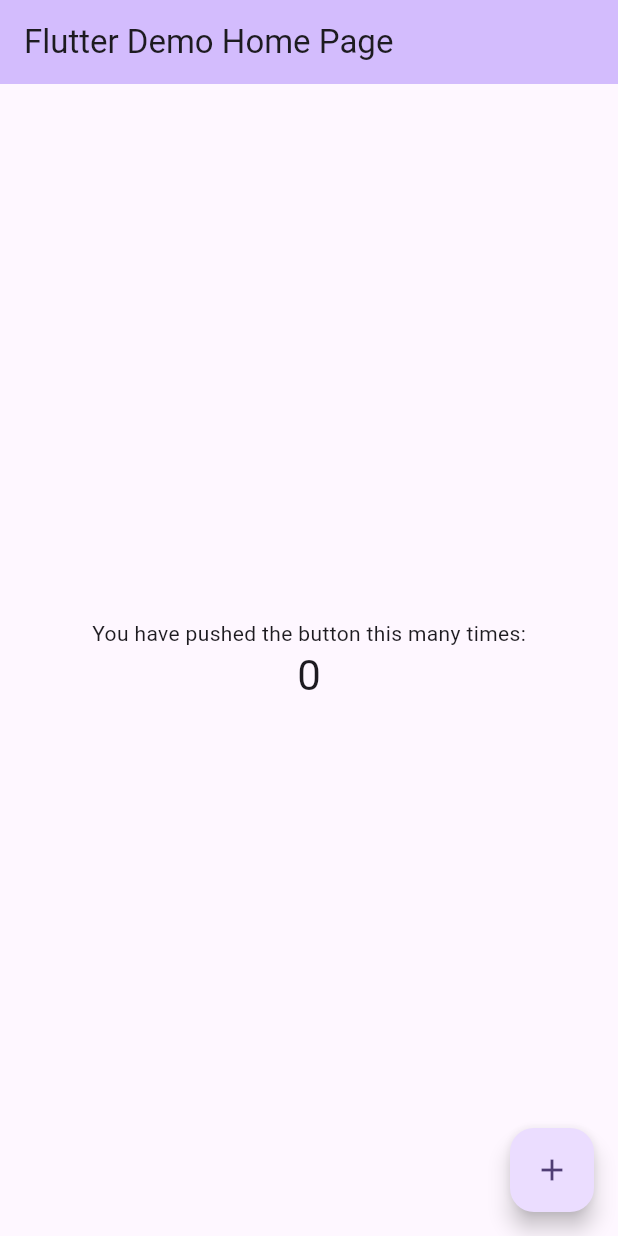
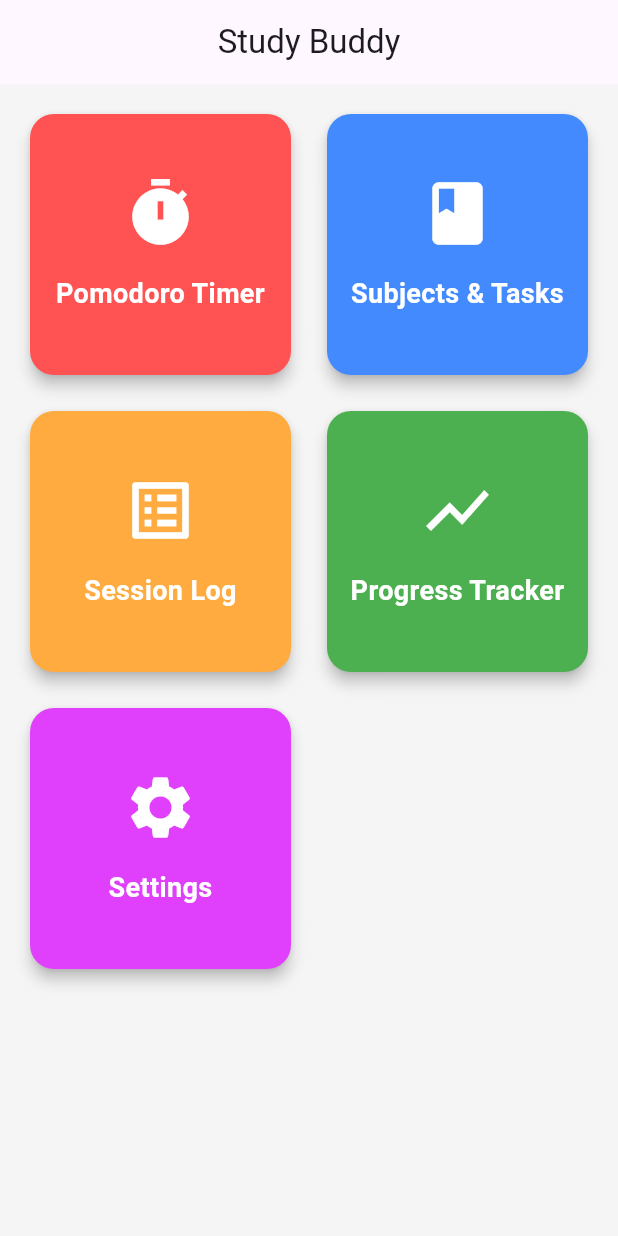
Before and after one commit to mechelleagbo/study_buddy, a Flutter app: the screen it shows after launch, on a phone screen of 412 x 824 dp. Run offline on Flutter 3.47's test engine with Material 3 defaults, Android fonts, the light colour scheme and no system bars.

Commit message:
added:code1

```diff
--- a/lib/main.dart
+++ b/lib/main.dart
@@ -1,125 +1,131 @@
 import 'package:flutter/material.dart';
+import 'screens/pomodoro_timer.dart';
+import 'screens/subject_list.dart';
+import 'screens/session_log.dart';
+import 'screens/progress_tracker.dart';
+import 'screens/settings_page.dart';
 
 void main() {
-  runApp(const MyApp());
+  runApp(StudyBuddyApp());
 }
 
-class MyApp extends StatelessWidget {
-  const MyApp({super.key});
-
-  // This widget is the root of your application.
+class StudyBuddyApp extends StatelessWidget {
   @override
   Widget build(BuildContext context) {
     return MaterialApp(
-      title: 'Flutter Demo',
+      debugShowCheckedModeBanner: false,
+      title: 'Study Buddy',
       theme: ThemeData(
-        // This is the theme of your application.
-        //
-        // TRY THIS: Try running your application with "flutter run". You'll see
-        // the application has a purple toolbar. Then, without quitting the app,
-        // try changing the seedColor in the colorScheme below to Colors.green
-        // and then invoke "hot reload" (save your changes or press the "hot
-        // reload" button in a Flutter-supported IDE, or press "r" if you used
-        // the command line to start the app).
-        //
-        // Notice that the counter didn't reset back to zero; the application
-        // state is not lost during the reload. To reset the state, use hot
-        // restart instead.
-        //
-        // This works for code too, not just values: Most code changes can be
-        // tested with just a hot reload.
-        colorScheme: ColorScheme.fromSeed(seedColor: Colors.deepPurple),
-        useMaterial3: true,
+        primarySwatch: Colors.blue,
+        scaffoldBackgroundColor: Colors.grey[100],
       ),
-      home: const MyHomePage(title: 'Flutter Demo Home Page'),
+      home: DashboardScreen(),
     );
   }
 }
 
-class MyHomePage extends StatefulWidget {
-  const MyHomePage({super.key, required this.title});
-
-  // This widget is the home page of your application. It is stateful, meaning
-  // that it has a State object (defined below) that contains fields that affect
-  // how it looks.
-
-  // This class is the configuration for the state. It holds the values (in this
-  // case the title) provided by the parent (in this case the App widget) and
-  // used by the build method of the State. Fields in a Widget subclass are
-  // always marked "final".
-
-  final String title;
-
-  @override
-  State<MyHomePage> createState() => _MyHomePageState();
-}
-
-class _MyHomePageState extends State<MyHomePage> {
-  int _counter = 0;
-
-  void _incrementCounter() {
-    setState(() {
-      // This call to setState tells the Flutter framework that something has
-      // changed in this State, which causes it to rerun the build method below
-      // so that the display can reflect the updated values. If we changed
-      // _counter without calling setState(), then the build method would not be
-      // called again, and so nothing would appear to happen.
-      _counter++;
-    });
-  }
+class DashboardScreen extends StatelessWidget {
+  final List<_FeatureCard> _features = [
+    _FeatureCard(
+      title: 'Pomodoro Timer',
+      icon: Icons.timer,
+      color: Colors.redAccent,
+      screen: PomodoroTimerPage(),
+    ),
+    _FeatureCard(
+      title: 'Subjects & Tasks',
+      icon: Icons.book,
+      color: Colors.blueAccent,
+      screen: SubjectListPage(),
+    ),
+    _FeatureCard(
+      title: 'Session Log',
+      icon: Icons.list_alt,
+      color: Colors.orangeAccent,
+      screen: SessionLogPage(),
+    ),
+    _FeatureCard(
+      title: 'Progress Tracker',
+      icon: Icons.show_chart,
+      color: Colors.green,
+      screen: ProgressTrackerPage(),
+    ),
+    _FeatureCard(
+      title: 'Settings',
+      icon: Icons.settings,
+      color: Colors.purpleAccent,
+      screen: SettingsPage(),
+    ),
+  ];
 
   @override
   Widget build(BuildContext context) {
-    // This method is rerun every time setState is called, for instance as done
-    // by the _incrementCounter method above.
-    //
-    // The Flutter framework has been optimized to make rerunning build methods
-    // fast, so that you can just rebuild anything that needs updating rather
-    // than having to individually change instances of widgets.
     return Scaffold(
       appBar: AppBar(
-        // TRY THIS: Try changing the color here to a specific color (to
-        // Colors.amber, perhaps?) and trigger a hot reload to see the AppBar
-        // change color while the other colors stay the same.
-        backgroundColor: Theme.of(context).colorScheme.inversePrimary,
-        // Here we take the value from the MyHomePage object that was created by
-        // the App.build method, and use it to set our appbar title.
-        title: Text(widget.title),
+        title: Text('Study Buddy'),
+        centerTitle: true,
+        elevation: 0,
       ),
-      body: Center(
-        // Center is a layout widget. It takes a single child and positions it
-        // in the middle of the parent.
-        child: Column(
-          // Column is also a layout widget. It takes a list of children and
-          // arranges them vertically. By default, it sizes itself to fit its
-          // children horizontally, and tries to be as tall as its parent.
-          //
-          // Column has various properties to control how it sizes itself and
-          // how it positions its children. Here we use mainAxisAlignment to
-          // center the children vertically; the main axis here is the vertical
-          // axis because Columns are vertical (the cross axis would be
-          // horizontal).
-          //
-          // TRY THIS: Invoke "debug painting" (choose the "Toggle Debug Paint"
-          // action in the IDE, or press "p" in the console), to see the
-          // wireframe for each widget.
-          mainAxisAlignment: MainAxisAlignment.center,
-          children: <Widget>[
-            const Text(
-              'You have pushed the button this many times:',
-            ),
-            Text(
-              '$_counter',
-              style: Theme.of(context).textTheme.headlineMedium,
-            ),
-          ],
+      body: Padding(
+        padding: const EdgeInsets.all(16.0),
+        child: GridView.builder(
+          itemCount: _features.length,
+          gridDelegate: SliverGridDelegateWithFixedCrossAxisCount(
+            crossAxisCount: 2,
+            mainAxisSpacing: 16,
+            crossAxisSpacing: 16,
+            childAspectRatio: 1,
+          ),
+          itemBuilder: (context, index) {
+            final feature = _features[index];
+            return GestureDetector(
+              onTap: () {
+                Navigator.push(
+                  context,
+                  MaterialPageRoute(builder: (_) => feature.screen),
+                );
+              },
+              child: Card(
+                shape: RoundedRectangleBorder(
+                  borderRadius: BorderRadius.circular(16),
+                ),
+                elevation: 4,
+                color: feature.color,
+                child: Column(
+                  mainAxisAlignment: MainAxisAlignment.center,
+                  children: [
+                    Icon(feature.icon, size: 50, color: Colors.white),
+                    SizedBox(height: 16),
+                    Text(
+                      feature.title,
+                      textAlign: TextAlign.center,
+                      style: TextStyle(
+                        color: Colors.white,
+                        fontSize: 18,
+                        fontWeight: FontWeight.bold,
+                      ),
+                    ),
+                  ],
+                ),
+              ),
+            );
+          },
         ),
       ),
-      floatingActionButton: FloatingActionButton(
-        onPressed: _incrementCounter,
-        tooltip: 'Increment',
-        child: const Icon(Icons.add),
-      ), // This trailing comma makes auto-formatting nicer for build methods.
     );
   }
 }
+
+class _FeatureCard {
+  final String title;
+  final IconData icon;
+  final Color color;
+  final Widget screen;
+
+  _FeatureCard({
+    required this.title,
+    required this.icon,
+    required this.color,
+    required this.screen,
+  });
+}
--- /dev/null
+++ b/lib/screens/session_log.dart
@@ -0,0 +1,8 @@
+import 'package:flutter/material.dart';
+
+class SessionLogPage extends StatelessWidget {
+  @override
+  Widget build(BuildContext context) {
+    return Center(child: Text('Session Log', style: TextStyle(fontSize: 24)));
+  }
+}
--- /dev/null
+++ b/lib/screens/settings_page.dart
@@ -0,0 +1,8 @@
+import 'package:flutter/material.dart';
+
+class SettingsPage extends StatelessWidget {
+  @override
+  Widget build(BuildContext context) {
+    return Center(child: Text('Settings', style: TextStyle(fontSize: 24)));
+  }
+}
```
Also changed, not shown: lib/screens/pomodoro_timer.dart (added, +9 -0 lines), lib/screens/progress_tracker.dart (added, +9 -0 lines), lib/screens/subject_list.dart (added, +194 -0 lines).
